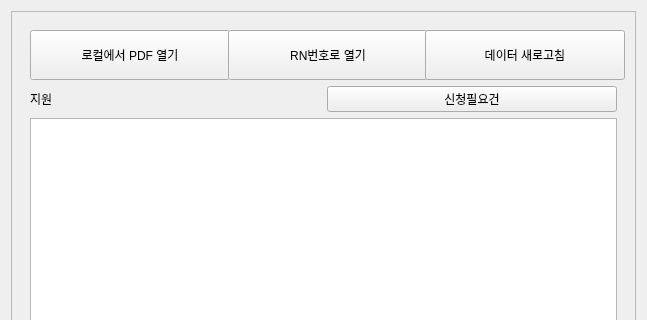
Before: the Qt Designer form ui/pdf_load_area.ui in Glen-Lee-glitch/new_viewer, drawn with Qt 5; both pictures show x 0 to 647 and y 0 to 320 of the 647 by 722 pixel window.
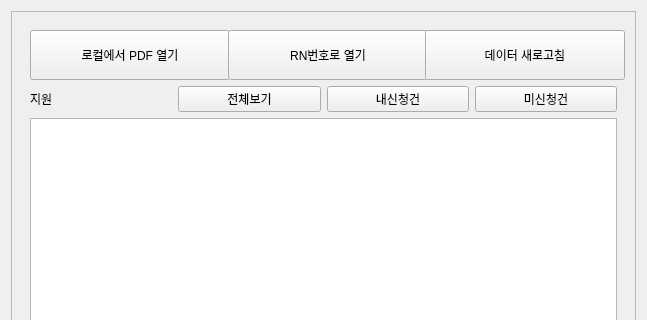
After: the same form once the commit is applied.

Commit message:
feat: pdf_load_area ui 수정
- 필터 버튼 추가

The edit to the form file:
```diff
--- a/ui/pdf_load_area.ui
+++ b/ui/pdf_load_area.ui
@@ -178,10 +178,24 @@
                 </property>
                </widget>
               </item>
+              <item>
+               <widget class="QPushButton" name="pushButton_all_rows">
+                <property name="text">
+                 <string>전체보기</string>
+                </property>
+               </widget>
+              </item>
+              <item>
+               <widget class="QPushButton" name="pushButton_my_rows">
+                <property name="text">
+                 <string>내신청건</string>
+                </property>
+               </widget>
+              </item>
               <item>
                <widget class="QPushButton" name="pushButton_unfinished_rows">
                 <property name="text">
-                 <string>신청필요건</string>
+                 <string>미신청건</string>
                 </property>
                </widget>
               </item>
```
